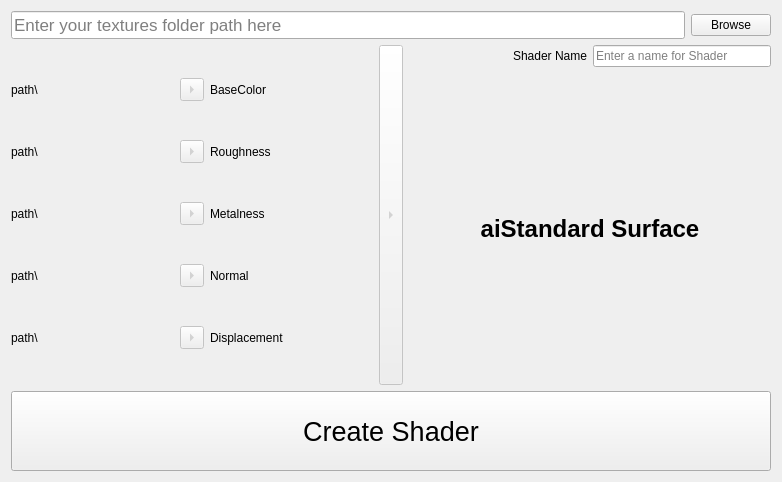
Yo-Waran/QtUi, file Shader_Creator.ui: the form before one commit.
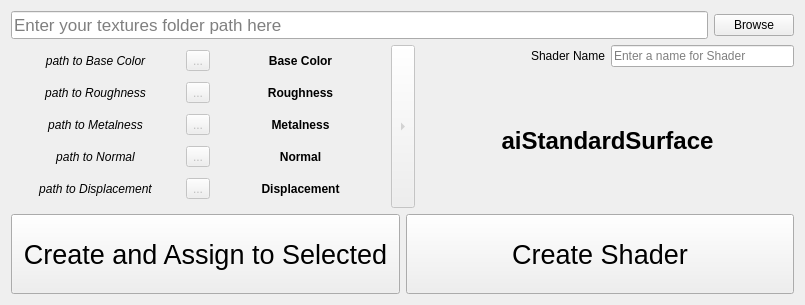
The form after the commit.

```diff
--- a/Shader_Creator.ui
+++ b/Shader_Creator.ui
@@ -6,8 +6,8 @@
    <rect>
     <x>0</x>
     <y>0</y>
-    <width>782</width>
-    <height>482</height>
+    <width>805</width>
+    <height>305</height>
    </rect>
   </property>
   <property name="windowTitle">
@@ -15,8 +15,6 @@
   </property>
   <layout class="QGridLayout" name="gridLayout_2">
    <item row="0" column="0">
-    <layout class="QVBoxLayout" name="verticalLayout_3">
-     <item>
       <layout class="QVBoxLayout" name="verticalLayout">
        <item>
         <layout class="QHBoxLayout" name="horizontalLayout">
@@ -43,29 +41,56 @@
        </item>
       </layout>
      </item>
-     <item>
+   <item row="1" column="0">
       <layout class="QHBoxLayout" name="horizontalLayout_3">
        <item>
         <layout class="QGridLayout" name="gridLayout">
          <item row="3" column="2">
-          <widget class="QLabel" name="label_9">
+        <widget class="QLabel" name="lb_metalness">
+         <property name="font">
+          <font>
+           <weight>75</weight>
+           <bold>true</bold>
+          </font>
+         </property>
            <property name="text">
             <string>Metalness</string>
            </property>
+         <property name="alignment">
+          <set>Qt::AlignCenter</set>
+         </property>
           </widget>
          </item>
          <item row="5" column="2">
-          <widget class="QLabel" name="label_8">
+        <widget class="QLabel" name="lb_normal">
+         <property name="font">
+          <font>
+           <weight>75</weight>
+           <bold>true</bold>
+          </font>
+         </property>
            <property name="text">
             <string>Normal</string>
            </property>
+         <property name="alignment">
+          <set>Qt::AlignCenter</set>
+         </property>
           </widget>
          </item>
          <item row="6" column="2">
-          <widget class="QLabel" name="label_7">
+        <widget class="QLabel" name="lb_displacement">
+         <property name="font">
+          <font>
+           <weight>75</weight>
+           <bold>true</bold>
+          </font>
+         </property>
            <property name="text">
             <string>Displacement</string>
            </property>
+         <property name="alignment">
+          <set>Qt::AlignCenter</set>
+         </property>
           </widget>
          </item>
          <item row="1" column="1">
@@ -92,7 +117,7 @@
             <enum>Qt::ToolButtonIconOnly</enum>
            </property>
            <property name="arrowType">
-            <enum>Qt::RightArrow</enum>
+          <enum>Qt::NoArrow</enum>
            </property>
           </widget>
          </item>
@@ -107,6 +132,9 @@
            <property name="shortcut">
             <string notr="true"/>
            </property>
+         <property name="checkable">
+          <bool>false</bool>
+         </property>
            <property name="autoRepeat">
             <bool>false</bool>
            </property>
@@ -120,7 +148,7 @@
             <enum>Qt::ToolButtonIconOnly</enum>
            </property>
            <property name="arrowType">
-            <enum>Qt::RightArrow</enum>
+          <enum>Qt::NoArrow</enum>
            </property>
           </widget>
          </item>
@@ -148,28 +176,60 @@
             <enum>Qt::ToolButtonIconOnly</enum>
            </property>
            <property name="arrowType">
-            <enum>Qt::RightArrow</enum>
+          <enum>Qt::NoArrow</enum>
            </property>
           </widget>
          </item>
          <item row="5" column="0">
-          <widget class="QLabel" name="label_4">
+        <widget class="QLabel" name="lb_path_normal">
+         <property name="font">
+          <font>
+           <italic>true</italic>
+          </font>
+         </property>
            <property name="text">
-            <string>path\</string>
+          <string>path to Normal</string>
+         </property>
+         <property name="alignment">
+          <set>Qt::AlignCenter</set>
            </property>
           </widget>
          </item>
          <item row="0" column="0">
-          <widget class="QLabel" name="label">
+        <widget class="QLabel" name="lb_path_baseColor">
+         <property name="font">
+          <font>
+           <italic>true</italic>
+           <strikeout>false</strikeout>
+           <kerning>true</kerning>
+          </font>
+         </property>
+         <property name="autoFillBackground">
+          <bool>false</bool>
+         </property>
            <property name="text">
-            <string>path\</string>
+          <string>path to Base Color</string>
+         </property>
+         <property name="alignment">
+          <set>Qt::AlignCenter</set>
            </property>
           </widget>
          </item>
          <item row="3" column="0">
-          <widget class="QLabel" name="label_3">
+        <widget class="QLabel" name="lb_path_metalness">
+         <property name="font">
+          <font>
+           <italic>true</italic>
+          </font>
+         </property>
            <property name="text">
-            <string>path\</string>
+          <string>path to Metalness</string>
+         </property>
+         <property name="textFormat">
+          <enum>Qt::AutoText</enum>
+         </property>
+         <property name="alignment">
+          <set>Qt::AlignCenter</set>
            </property>
           </widget>
          </item>
@@ -197,22 +257,40 @@
             <enum>Qt::ToolButtonIconOnly</enum>
            </property>
            <property name="arrowType">
-            <enum>Qt::RightArrow</enum>
+          <enum>Qt::NoArrow</enum>
            </property>
           </widget>
          </item>
          <item row="0" column="2">
-          <widget class="QLabel" name="label_11">
+        <widget class="QLabel" name="lb_baseColor">
+         <property name="font">
+          <font>
+           <weight>75</weight>
+           <bold>true</bold>
+          </font>
+         </property>
            <property name="text">
-            <string>BaseColor</string>
+          <string>Base Color</string>
+         </property>
+         <property name="alignment">
+          <set>Qt::AlignCenter</set>
            </property>
           </widget>
          </item>
          <item row="1" column="2">
-          <widget class="QLabel" name="label_10">
+        <widget class="QLabel" name="lb_roughness">
+         <property name="font">
+          <font>
+           <weight>75</weight>
+           <bold>true</bold>
+          </font>
+         </property>
            <property name="text">
             <string>Roughness</string>
            </property>
+         <property name="alignment">
+          <set>Qt::AlignCenter</set>
+         </property>
           </widget>
          </item>
          <item row="3" column="1">
@@ -239,21 +317,37 @@
             <enum>Qt::ToolButtonIconOnly</enum>
            </property>
            <property name="arrowType">
-            <enum>Qt::RightArrow</enum>
+          <enum>Qt::NoArrow</enum>
            </property>
           </widget>
          </item>
          <item row="1" column="0">
-          <widget class="QLabel" name="label_2">
+        <widget class="QLabel" name="lb_path_roughness">
+         <property name="font">
+          <font>
+           <italic>true</italic>
+          </font>
+         </property>
            <property name="text">
-            <string>path\</string>
+          <string>path to Roughness</string>
+         </property>
+         <property name="alignment">
+          <set>Qt::AlignCenter</set>
            </property>
           </widget>
          </item>
          <item row="6" column="0">
-          <widget class="QLabel" name="label_5">
+        <widget class="QLabel" name="lb_path_displacement">
+         <property name="font">
+          <font>
+           <italic>true</italic>
+          </font>
+         </property>
            <property name="text">
-            <string>path\</string>
+          <string>path to Displacement</string>
+         </property>
+         <property name="alignment">
+          <set>Qt::AlignCenter</set>
            </property>
           </widget>
          </item>
@@ -347,7 +441,7 @@
             <string notr="true"/>
            </property>
            <property name="text">
-            <string>aiStandard Surface</string>
+          <string>aiStandardSurface</string>
            </property>
            <property name="alignment">
             <set>Qt::AlignCenter</set>
@@ -358,8 +452,28 @@
        </item>
       </layout>
      </item>
+   <item row="2" column="0">
+    <layout class="QHBoxLayout" name="horizontalLayout_5">
      <item>
-      <widget class="QPushButton" name="pushButton_2">
+      <widget class="QPushButton" name="btn_createAndAssign">
+       <property name="minimumSize">
+        <size>
+         <width>0</width>
+         <height>80</height>
+        </size>
+       </property>
+       <property name="font">
+        <font>
+         <pointsize>20</pointsize>
+        </font>
+       </property>
+       <property name="text">
+        <string>Create and Assign to Selected</string>
+       </property>
+      </widget>
+     </item>
+     <item>
+      <widget class="QPushButton" name="btn_create">
        <property name="minimumSize">
         <size>
          <width>0</width>
```
Left out of the diff: 18 changed lines with no effect on the pictures. Lines whose indentation alone changed are shown as unchanged.
